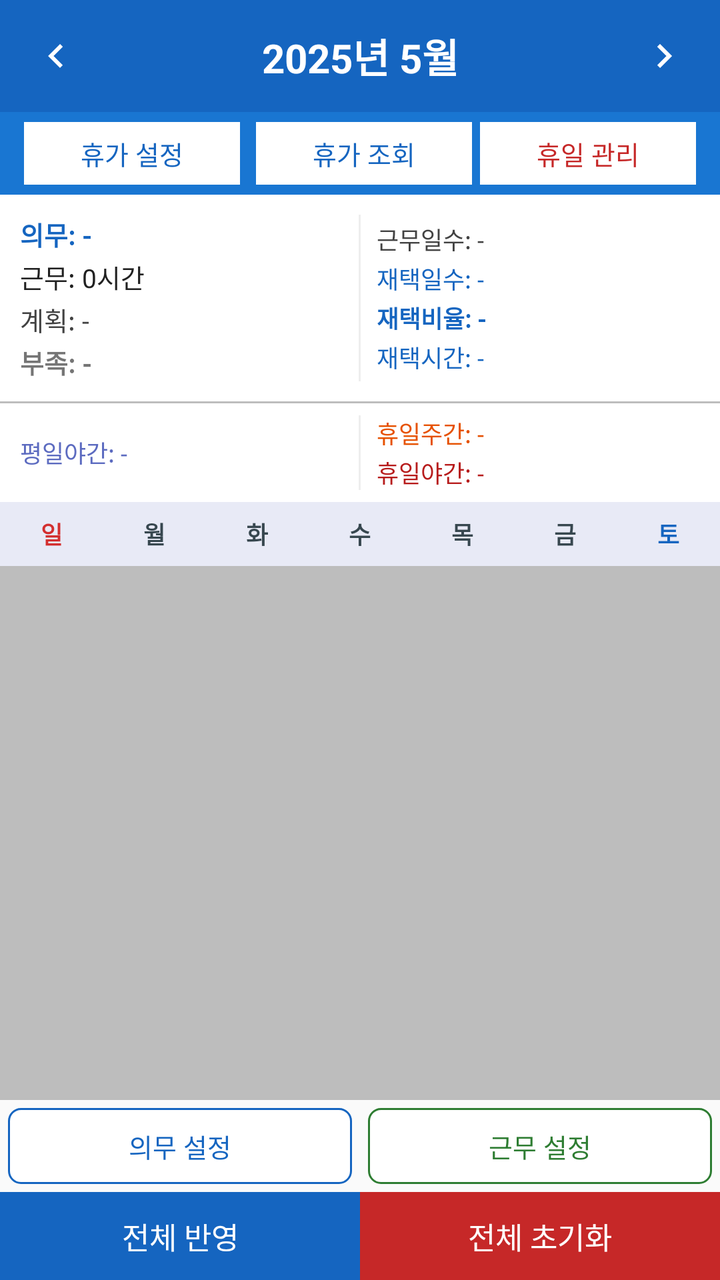
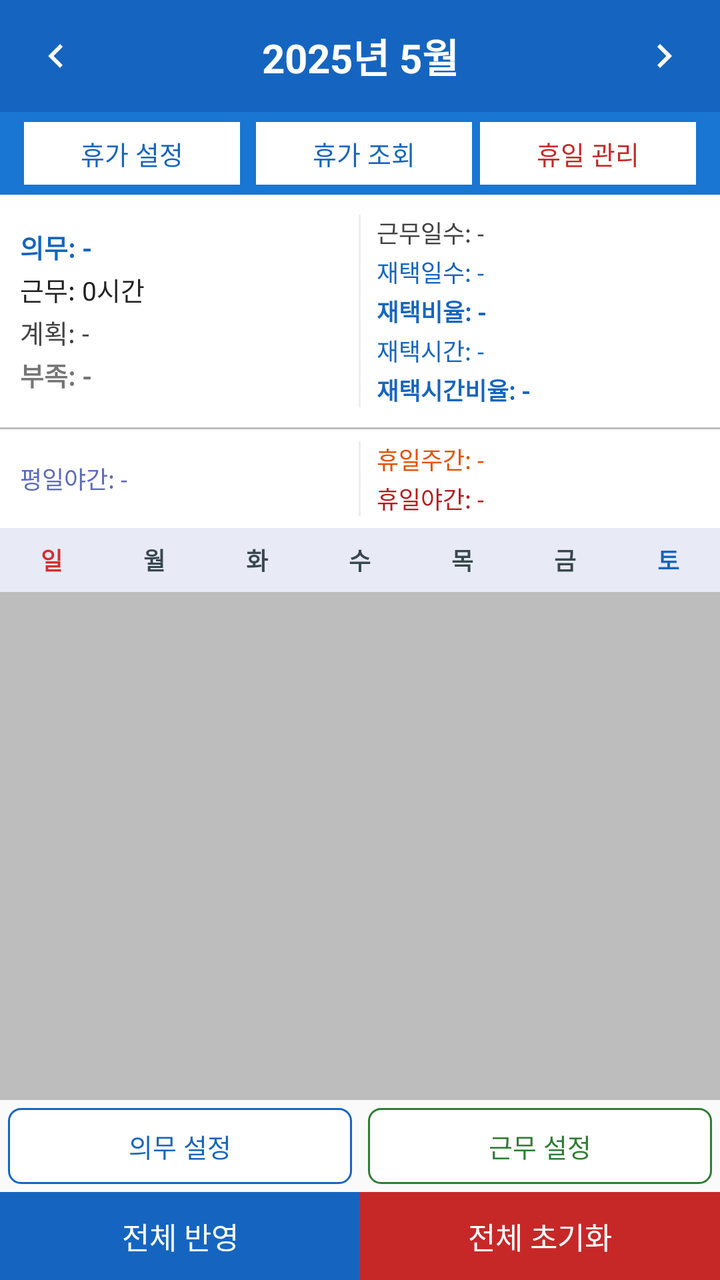

The first picture is an Android layout as it rendered before a commit; the second is the same layout after the commit. The layout source and the unified diff follow.
<!-- AndroidManifest.xml: application theme AppTheme -->
<!-- res/layout/activity_main.xml -->
<?xml version="1.0" encoding="utf-8"?>
<LinearLayout xmlns:android="http://schemas.android.com/apk/res/android"
    android:id="@+id/root_main"
    android:layout_width="match_parent"
    android:layout_height="match_parent"
    android:orientation="vertical"
    android:background="#F5F5F5">

    
    <LinearLayout
        android:layout_width="match_parent"
        android:layout_height="56dp"
        android:orientation="horizontal"
        android:gravity="center_vertical"
        android:background="#1565C0"
        android:padding="4dp">

        <ImageButton
            android:id="@+id/btn_prev_month"
            android:layout_width="48dp"
            android:layout_height="48dp"
            android:src="@drawable/ic_arrow_left"
            android:background="?attr/selectableItemBackgroundBorderless"
            android:contentDescription="이전 달" />

        <TextView
            android:id="@+id/tv_month_year"
            android:layout_width="0dp"
            android:layout_height="wrap_content"
            android:layout_weight="1"
            android:gravity="center"
            android:textSize="20sp"
            android:textColor="#FFFFFF"
            android:textStyle="bold"
            android:text="2025년 5월" />

        <ImageButton
            android:id="@+id/btn_next_month"
            android:layout_width="48dp"
            android:layout_height="48dp"
            android:src="@drawable/ic_arrow_right"
            android:background="?attr/selectableItemBackgroundBorderless"
            android:contentDescription="다음 달" />
    </LinearLayout>

    
    <LinearLayout
        android:layout_width="match_parent"
        android:layout_height="wrap_content"
        android:orientation="horizontal"
        android:background="#1976D2"
        android:paddingLeft="12dp"
        android:paddingRight="12dp"
        android:paddingTop="5dp"
        android:paddingBottom="5dp"
        android:gravity="center_vertical">

        <TextView
            android:id="@+id/btn_vacation_settings"
            android:layout_width="0dp"
            android:layout_height="wrap_content"
            android:layout_weight="1"
            android:text="휴가 설정"
            android:textColor="#1565C0"
            android:textSize="13sp"
            android:gravity="center"
            android:paddingTop="6dp"
            android:paddingBottom="6dp"
            android:background="#FFFFFF"
            android:clickable="true"
            android:focusable="true"
            android:layout_marginEnd="4dp" />

        <TextView
            android:id="@+id/btn_vacation_query"
            android:layout_width="0dp"
            android:layout_height="wrap_content"
            android:layout_weight="1"
            android:text="휴가 조회"
            android:textColor="#1565C0"
            android:textSize="13sp"
            android:gravity="center"
            android:paddingTop="6dp"
            android:paddingBottom="6dp"
            android:background="#FFFFFF"
            android:clickable="true"
            android:focusable="true"
            android:layout_marginStart="4dp"
            android:layout_marginEnd="4dp" />

        <TextView
            android:id="@+id/btn_holiday_manager"
            android:layout_width="0dp"
            android:layout_height="wrap_content"
            android:layout_weight="1"
            android:text="휴일 관리"
            android:textColor="#C62828"
            android:textSize="13sp"
            android:gravity="center"
            android:paddingTop="6dp"
            android:paddingBottom="6dp"
            android:background="#FFFFFF"
            android:clickable="true"
            android:focusable="true" />
    </LinearLayout>

    
    <LinearLayout
        android:layout_width="match_parent"
        android:layout_height="wrap_content"
        android:orientation="vertical"
        android:background="#FFFFFF">

        
        <LinearLayout
            android:layout_width="match_parent"
            android:layout_height="wrap_content"
            android:orientation="horizontal"
            android:padding="10dp"
            android:gravity="center_vertical">

            
            <LinearLayout
                android:layout_width="0dp"
                android:layout_height="wrap_content"
                android:layout_weight="1"
                android:orientation="vertical">

                <TextView
                    android:id="@+id/tv_duty"
                    android:layout_width="wrap_content"
                    android:layout_height="wrap_content"
                    android:textSize="13sp"
                    android:textColor="#1565C0"
                    android:textStyle="bold"
                    android:text="의무: -" />

                <TextView
                    android:id="@+id/tv_work"
                    android:layout_width="wrap_content"
                    android:layout_height="wrap_content"
                    android:textSize="13sp"
                    android:textColor="#212121"
                    android:layout_marginTop="2dp"
                    android:text="근무: 0시간" />

                <TextView
                    android:id="@+id/tv_plan"
                    android:layout_width="wrap_content"
                    android:layout_height="wrap_content"
                    android:textSize="13sp"
                    android:textColor="#424242"
                    android:layout_marginTop="2dp"
                    android:text="계획: -" />

                <TextView
                    android:id="@+id/tv_shortage"
                    android:layout_width="wrap_content"
                    android:layout_height="wrap_content"
                    android:textSize="13sp"
                    android:textStyle="bold"
                    android:layout_marginTop="2dp"
                    android:text="부족: -" />
            </LinearLayout>

            
            <View
                android:layout_width="1dp"
                android:layout_height="match_parent"
                android:background="#EEEEEE"
                android:layout_marginStart="8dp"
                android:layout_marginEnd="8dp" />

            
            <LinearLayout
                android:layout_width="0dp"
                android:layout_height="wrap_content"
                android:layout_weight="1"
                android:orientation="vertical">

                <TextView
                    android:id="@+id/tv_work_days"
                    android:layout_width="wrap_content"
                    android:layout_height="wrap_content"
                    android:textSize="12sp"
                    android:textColor="#424242"
                    android:text="근무일수: -" />

                <TextView
                    android:id="@+id/tv_remote_days"
                    android:layout_width="wrap_content"
                    android:layout_height="wrap_content"
                    android:textSize="12sp"
                    android:textColor="#1565C0"
                    android:layout_marginTop="2dp"
                    android:text="재택일수: -" />

                <TextView
                    android:id="@+id/tv_remote_ratio"
                    android:layout_width="wrap_content"
                    android:layout_height="wrap_content"
                    android:textSize="12sp"
                    android:textColor="#1565C0"
                    android:textStyle="bold"
                    android:layout_marginTop="2dp"
                    android:text="재택비율: -" />

                <TextView
                    android:id="@+id/tv_remote_hours"
                    android:layout_width="wrap_content"
                    android:layout_height="wrap_content"
                    android:textSize="12sp"
                    android:textColor="#1565C0"
                    android:layout_marginTop="2dp"
                    android:text="재택시간: -" />
            </LinearLayout>
        </LinearLayout>

        
        <View
            android:layout_width="match_parent"
            android:layout_height="1dp"
            android:background="#BDBDBD" />

        
        <LinearLayout
            android:layout_width="match_parent"
            android:layout_height="wrap_content"
            android:orientation="horizontal"
            android:paddingStart="10dp"
            android:paddingEnd="10dp"
            android:paddingTop="6dp"
            android:paddingBottom="6dp"
            android:gravity="center_vertical">

            <LinearLayout
                android:layout_width="0dp"
                android:layout_height="wrap_content"
                android:layout_weight="1"
                android:orientation="vertical">

                <TextView
                    android:id="@+id/tv_weekday_night"
                    android:layout_width="wrap_content"
                    android:layout_height="wrap_content"
                    android:textSize="12sp"
                    android:textColor="#5C6BC0"
                    android:text="평일야간: -" />
            </LinearLayout>

            
            <View
                android:layout_width="1dp"
                android:layout_height="match_parent"
                android:background="#EEEEEE"
                android:layout_marginStart="8dp"
                android:layout_marginEnd="8dp" />

            <LinearLayout
                android:layout_width="0dp"
                android:layout_height="wrap_content"
                android:layout_weight="1"
                android:orientation="vertical">

                <TextView
                    android:id="@+id/tv_holiday_day"
                    android:layout_width="wrap_content"
                    android:layout_height="wrap_content"
                    android:textSize="12sp"
                    android:textColor="#E65100"
                    android:text="휴일주간: -" />

                <TextView
                    android:id="@+id/tv_holiday_night"
                    android:layout_width="wrap_content"
                    android:layout_height="wrap_content"
                    android:textSize="12sp"
                    android:textColor="#B71C1C"
                    android:layout_marginTop="2dp"
                    android:text="휴일야간: -" />
            </LinearLayout>
        </LinearLayout>
    </LinearLayout>

    
    <LinearLayout
        android:layout_width="match_parent"
        android:layout_height="32dp"
        android:orientation="horizontal"
        android:background="#E8EAF6">

        <TextView android:layout_width="0dp" android:layout_height="match_parent"
            android:layout_weight="1" android:gravity="center"
            android:text="일" android:textColor="#D32F2F" android:textStyle="bold" android:textSize="12sp"/>
        <TextView android:layout_width="0dp" android:layout_height="match_parent"
            android:layout_weight="1" android:gravity="center"
            android:text="월" android:textColor="#37474F" android:textStyle="bold" android:textSize="12sp"/>
        <TextView android:layout_width="0dp" android:layout_height="match_parent"
            android:layout_weight="1" android:gravity="center"
            android:text="화" android:textColor="#37474F" android:textStyle="bold" android:textSize="12sp"/>
        <TextView android:layout_width="0dp" android:layout_height="match_parent"
            android:layout_weight="1" android:gravity="center"
            android:text="수" android:textColor="#37474F" android:textStyle="bold" android:textSize="12sp"/>
        <TextView android:layout_width="0dp" android:layout_height="match_parent"
            android:layout_weight="1" android:gravity="center"
            android:text="목" android:textColor="#37474F" android:textStyle="bold" android:textSize="12sp"/>
        <TextView android:layout_width="0dp" android:layout_height="match_parent"
            android:layout_weight="1" android:gravity="center"
            android:text="금" android:textColor="#37474F" android:textStyle="bold" android:textSize="12sp"/>
        <TextView android:layout_width="0dp" android:layout_height="match_parent"
            android:layout_weight="1" android:gravity="center"
            android:text="토" android:textColor="#1565C0" android:textStyle="bold" android:textSize="12sp"/>
    </LinearLayout>

    
    <GridView
        android:id="@+id/grid_calendar"
        android:layout_width="match_parent"
        android:layout_height="0dp"
        android:layout_weight="1"
        android:numColumns="7"
        android:stretchMode="columnWidth"
        android:horizontalSpacing="1dp"
        android:verticalSpacing="1dp"
        android:background="#BDBDBD"
        android:padding="1dp"
        android:overScrollMode="never" />

    
    <LinearLayout
        android:layout_width="match_parent"
        android:layout_height="wrap_content"
        android:orientation="horizontal"
        android:background="#FAFAFA">

        <TextView
            android:id="@+id/btn_set_target"
            android:layout_width="0dp"
            android:layout_height="38dp"
            android:layout_weight="1"
            android:gravity="center"
            android:text="의무 설정"
            android:textColor="#1565C0"
            android:textSize="13sp"
            android:background="@drawable/bg_outlined_button"
            android:clickable="true"
            android:focusable="true"
            android:layout_margin="4dp" />

        <TextView
            android:id="@+id/btn_work_settings"
            android:layout_width="0dp"
            android:layout_height="38dp"
            android:layout_weight="1"
            android:gravity="center"
            android:text="근무 설정"
            android:textColor="#2E7D32"
            android:textSize="13sp"
            android:background="@drawable/bg_work_settings_button"
            android:clickable="true"
            android:focusable="true"
            android:layout_margin="4dp" />
    </LinearLayout>

    
    <LinearLayout
        android:layout_width="match_parent"
        android:layout_height="44dp"
        android:orientation="horizontal">

        <TextView
            android:id="@+id/btn_bulk_apply"
            android:layout_width="0dp"
            android:layout_height="match_parent"
            android:layout_weight="1"
            android:gravity="center"
            android:text="전체 반영"
            android:textSize="15sp"
            android:textColor="#FFFFFF"
            android:background="#1565C0"
            android:clickable="true"
            android:focusable="true" />

        <TextView
            android:id="@+id/btn_reset"
            android:layout_width="0dp"
            android:layout_height="match_parent"
            android:layout_weight="1"
            android:gravity="center"
            android:text="전체 초기화"
            android:textSize="15sp"
            android:textColor="#FFFFFF"
            android:background="#C62828"
            android:clickable="true"
            android:focusable="true" />
    </LinearLayout>

</LinearLayout>
<!-- resources referenced by this layout -->
<resources>
  <!-- drawable bg_outlined_button (drawable) -->
  <?xml version="1.0" encoding="utf-8"?>
  <shape xmlns:android="http://schemas.android.com/apk/res/android"
      android:shape="rectangle">
      <solid android:color="#FFFFFF" />
      <stroke android:width="1dp" android:color="#1565C0" />
      <corners android:radius="6dp" />
  </shape>
  <!-- drawable bg_work_settings_button (drawable) -->
  <?xml version="1.0" encoding="utf-8"?>
  <shape xmlns:android="http://schemas.android.com/apk/res/android"
      android:shape="rectangle">
      <solid android:color="#FFFFFF" />
      <stroke android:width="1dp" android:color="#2E7D32" />
      <corners android:radius="6dp" />
  </shape>
  <!-- drawable ic_arrow_left (drawable) -->
  <?xml version="1.0" encoding="utf-8"?>
  <vector xmlns:android="http://schemas.android.com/apk/res/android"
      android:width="24dp"
      android:height="24dp"
      android:viewportWidth="24"
      android:viewportHeight="24">
      <path
          android:fillColor="#FFFFFF"
          android:pathData="M15.41,16.59L10.83,12l4.58,-4.59L14,6l-6,6 6,6 1.41,-1.41z" />
  </vector>
  <!-- drawable ic_arrow_right (drawable) -->
  <?xml version="1.0" encoding="utf-8"?>
  <vector xmlns:android="http://schemas.android.com/apk/res/android"
      android:width="24dp"
      android:height="24dp"
      android:viewportWidth="24"
      android:viewportHeight="24">
      <path
          android:fillColor="#FFFFFF"
          android:pathData="M8.59,16.59L13.17,12 8.59,7.41 10,6l6,6 -6,6 -1.41,-1.41z" />
  </vector>
  <style name="AppTheme" parent="Theme.AppCompat.Light.NoActionBar">
          <item name="colorPrimary">@color/colorPrimary</item>
          <item name="colorPrimaryDark">@color/colorPrimaryDark</item>
          <item name="colorAccent">@color/colorAccent</item>
      </style>
  <color name="colorPrimary">#1565C0</color>
  <color name="colorPrimaryDark">#0D47A1</color>
  <color name="colorAccent">#E65100</color>
</resources>

<!-- the commit's change to res/layout/activity_main.xml (unified diff, before → after) -->
@@ -213,6 +213,16 @@
                     android:textColor="#1565C0"
                     android:layout_marginTop="2dp"
                     android:text="재택시간: -" />
+
+                <TextView
+                    android:id="@+id/tv_remote_time_ratio"
+                    android:layout_width="wrap_content"
+                    android:layout_height="wrap_content"
+                    android:textSize="12sp"
+                    android:textColor="#1565C0"
+                    android:textStyle="bold"
+                    android:layout_marginTop="2dp"
+                    android:text="재택시간비율: -" />
             </LinearLayout>
         </LinearLayout>
 
